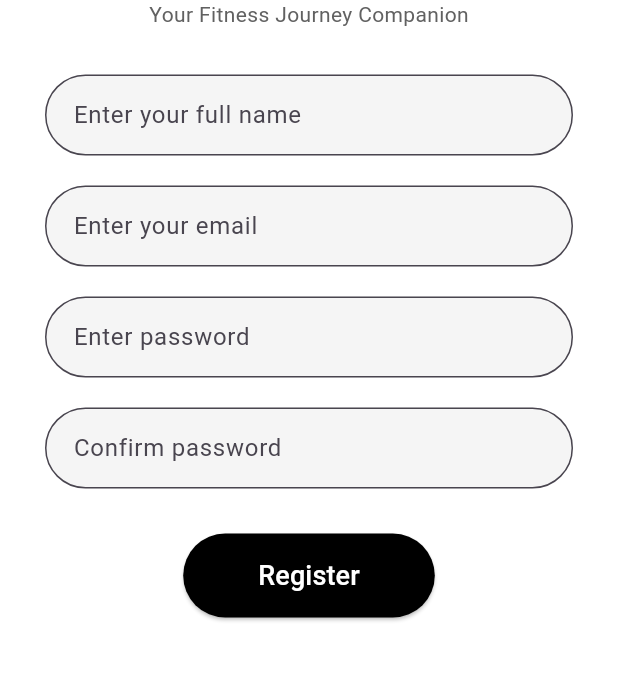
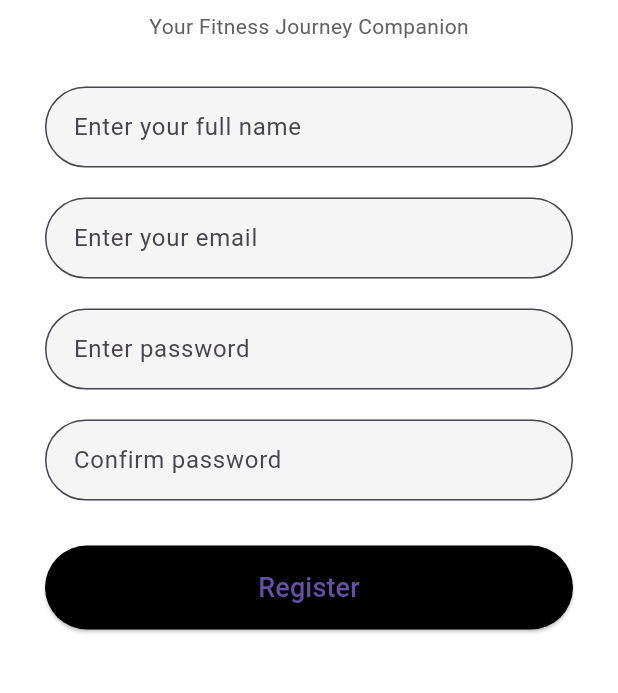
Before and after one commit to abbaskizil/CS310-Project, a Flutter app: the screen it shows after launch, after a tap on "Sign In", after a tap on "Register", on a phone screen of 412 x 824 dp, the part 191-884 px from its top. Run offline on Flutter 3.47's test engine with Material 3 defaults, Android fonts, the phone set to English and light mode, and no system bars; our stand-ins replace table_calendar; network calls fail.

```diff
--- a/lib/main.dart
+++ b/lib/main.dart
@@ -1,3 +1,4 @@
+import 'package:athletech/screens/calorie_tracker.dart';
 import 'package:flutter/material.dart';
 import 'screens/SplashScreen.dart';
 
--- a/lib/screens/register_page.dart
+++ b/lib/screens/register_page.dart
@@ -1,135 +1,213 @@
 import 'package:flutter/material.dart';
 import 'sign_in_page.dart';
 
-void main() {
-  runApp(MaterialApp(
-    home: RegisterPage(),
-  ));
+class RegisterPage extends StatefulWidget {
+  const RegisterPage({super.key});
+
+  @override
+  _RegisterPageState createState() => _RegisterPageState();
 }
 
-class RegisterPage extends StatelessWidget {
-  const RegisterPage({super.key});
+class _RegisterPageState extends State<RegisterPage> {
+  final _formKey = GlobalKey<FormState>();
+
+  final TextEditingController _nameController = TextEditingController();
+  final TextEditingController _emailController = TextEditingController();
+  final TextEditingController _passwordController = TextEditingController();
+  final TextEditingController _confirmController = TextEditingController();
+
+  bool _isLoading = false;
+
+  void _register() async {
+    if (_formKey.currentState!.validate()) {
+      setState(() => _isLoading = true);
+      // Simulate network request
+      await Future.delayed(const Duration(seconds: 2));
+      setState(() => _isLoading = false);
+      // Navigate to Sign In page after registration
+      Navigator.pushReplacement(
+        context,
+        MaterialPageRoute(builder: (_) => const SignInPage()),
+      );
+    } else {
+      // Show alert if form invalid
+      showDialog(
+        context: context,
+        builder: (context) => AlertDialog(
+          title: const Text('Invalid Form'),
+          content: const Text('Please correct the errors before proceeding.'),
+          actions: [
+            TextButton(
+              onPressed: () => Navigator.of(context).pop(),
+              child: const Text('OK'),
+            ),
+          ],
+        ),
+      );
+    }
+  }
+
+  @override
+  void dispose() {
+    _nameController.dispose();
+    _emailController.dispose();
+    _passwordController.dispose();
+    _confirmController.dispose();
+    super.dispose();
+  }
 
   @override
   Widget build(BuildContext context) {
     return Scaffold(
-      backgroundColor: Colors.white, // Arka plan beyaz
+      backgroundColor: Colors.white,
       appBar: AppBar(
         backgroundColor: Colors.white,
-        title: Text(
+        title: const Text(
           'Register',
-          style: TextStyle(
-            color: Colors.black,
-            letterSpacing: 2.0,
-            fontWeight: FontWeight.bold,
+          style: TextStyle(color: Colors.black, letterSpacing: 2.0, fontWeight: FontWeight.bold),
         ),
-        ),
-        iconTheme: IconThemeData(color: Colors.black),
+        iconTheme: const IconThemeData(color: Colors.black),
         centerTitle: true,
         elevation: 0,
       ),
-      body: Padding(
-        padding: EdgeInsets.fromLTRB(30, 40, 30, 0),
+      body: SingleChildScrollView(
+        padding: const EdgeInsets.fromLTRB(30, 40, 30, 0),
+        child: Form(
+          key: _formKey,
           child: Column(
             crossAxisAlignment: CrossAxisAlignment.start,
             children: [
-            Center(
+              const Center(
                 child: Text(
                   'Welcome to AthleTech!',
-                style: TextStyle(
-                  fontSize: 22,
-                  fontWeight: FontWeight.bold,
-                  color: Colors.black,
+                  style: TextStyle(fontSize: 22, fontWeight: FontWeight.bold, color: Colors.black),
                 ),
               ),
-            ),
+              const SizedBox(height: 8),
               Center(
                 child: Text(
                   'Your Fitness Journey Companion',
                   style: TextStyle(fontSize: 14, color: Colors.grey[700]),
                 ),
               ),
-            SizedBox(height: 30),
-            TextField(
+              const SizedBox(height: 30),
+
+              // Full Name
+              TextFormField(
+                controller: _nameController,
                 decoration: InputDecoration(
                   hintText: 'Enter your full name',
                   filled: true,
                   fillColor: Colors.grey[100],
-                contentPadding: EdgeInsets.all(15),
+                  contentPadding: const EdgeInsets.all(15),
                   border: OutlineInputBorder(
                     borderRadius: BorderRadius.circular(30),
                   ),
                 ),
+                validator: (value) =>
+                    (value == null || value.trim().isEmpty) ? 'Please enter your full name' : null,
               ),
-            SizedBox(height: 20),
-            TextField(
+              const SizedBox(height: 20),
+
+              // Email
+              TextFormField(
+                controller: _emailController,
+                keyboardType: TextInputType.emailAddress,
                 decoration: InputDecoration(
                   hintText: 'Enter your email',
                   filled: true,
                   fillColor: Colors.grey[100],
-                contentPadding: EdgeInsets.all(15),
+                  contentPadding: const EdgeInsets.all(15),
                   border: OutlineInputBorder(
                     borderRadius: BorderRadius.circular(30),
                   ),
                 ),
+                validator: (value) {
+                  if (value == null || value.isEmpty) {
+                    return 'Please enter your email';
+                  }
+                  final emailRegex = RegExp(r'^[^@]+@[^@]+\.[^@]+');
+                  if (!emailRegex.hasMatch(value)) {
+                    return 'Please enter a valid email address';
+                  }
+                  return null;
+                },
               ),
-            SizedBox(height: 20),
-            TextField(
+              const SizedBox(height: 20),
+
+              // Password
+              TextFormField(
+                controller: _passwordController,
                 obscureText: true,
                 decoration: InputDecoration(
                   hintText: 'Enter password',
                   filled: true,
                   fillColor: Colors.grey[100],
-                contentPadding: EdgeInsets.all(15),
+                  contentPadding: const EdgeInsets.all(15),
                   border: OutlineInputBorder(
                     borderRadius: BorderRadius.circular(30),
                   ),
                 ),
+                validator: (value) {
+                  if (value == null || value.isEmpty) {
+                    return 'Please enter a password';
+                  }
+                  if (value.length < 6) {
+                    return 'Password must be at least 6 characters';
+                  }
+                  return null;
+                },
               ),
-            SizedBox(height: 20),
-            TextField(
+              const SizedBox(height: 20),
+
+              // Confirm Password
+              TextFormField(
+                controller: _confirmController,
                 obscureText: true,
                 decoration: InputDecoration(
                   hintText: 'Confirm password',
                   filled: true,
                   fillColor: Colors.grey[100],
-                contentPadding: EdgeInsets.all(15),
+                  contentPadding: const EdgeInsets.all(15),
                   border: OutlineInputBorder(
                     borderRadius: BorderRadius.circular(30),
                   ),
                 ),
+                validator: (value) {
+                  if (value == null || value.isEmpty) {
+                    return 'Please confirm your password';
+                  }
+                  if (value != _passwordController.text) {
+                    return 'Passwords do not match';
+                  }
+                  return null;
+                },
               ),
-            SizedBox(height: 30),
+              const SizedBox(height: 30),
+
+              // Register Button
               Center(
+                child: SizedBox(
+                  width: double.infinity,
                   child: ElevatedButton(
-                onPressed: () {
-
-                  Navigator.pushReplacement(
-                    context,
-                    MaterialPageRoute(
-                      builder: (context) => const SignInPage(),
-                    ),
-                  );
-                },
+                    onPressed: _isLoading ? null : _register,
                     style: ElevatedButton.styleFrom(
                       backgroundColor: Colors.black,
-                  padding: EdgeInsets.symmetric(horizontal: 50, vertical: 15),
+                      padding: const EdgeInsets.symmetric(horizontal: 50, vertical: 15),
                       shape: RoundedRectangleBorder(
                         borderRadius: BorderRadius.circular(30),
                       ),
                     ),
-                child: Text(
-                  'Register',
-                  style: TextStyle(
-                    color: Colors.white,
-                    fontSize: 18,
-                  ),
+                    child: _isLoading
+                        ? const CircularProgressIndicator(color: Colors.white)
+                        : const Text('Register', style: TextStyle(fontSize: 18)),
                   ),
                 ),
               ),
             ],
           ),
         ),
+      ),
     );
   }
 }
--- a/lib/screens/sign_in_page.dart
+++ b/lib/screens/sign_in_page.dart
@@ -1,7 +1,6 @@
 import 'register_page.dart';
 import 'package:flutter/material.dart';
 import 'bottom_navigator.dart';
-
 
 class SignInPage extends StatefulWidget {
   const SignInPage({super.key});
@@ -25,22 +24,36 @@ class _SignInPageState extends State<SignInPage> {
         _isLoading = true;
       });
 
-      // TODO: for phase2
-      // since we don't have a database now, delay only
+      // TODO: Integrate with backend when available
       await Future.delayed(const Duration(seconds: 2));
 
       setState(() {
         _isLoading = false;
       });
 
-      // TODO:: Navigate to home/profile page after successful login
-
-
-
+      // Navigate to home/profile page after successful login
       Navigator.pushReplacement(
         context,
-        // sends user to home page with bottom navigation bar
-        MaterialPageRoute(builder: (context) => BottomNavigator())
+        MaterialPageRoute(
+          builder: (context) => BottomNavigator(),
+        ),
+      );
+    } else {
+      // Show alert dialog if the form is invalid
+      showDialog(
+        context: context,
+        builder: (context) {
+          return AlertDialog(
+            title: const Text('Invalid Form'),
+            content: const Text('Please correct the errors in the form before submitting.'),
+            actions: [
+              TextButton(
+                onPressed: () => Navigator.of(context).pop(),
+                child: const Text('OK'),
+              ),
+            ],
+          );
+        },
       );
     }
   }
@@ -55,8 +68,10 @@ class _SignInPageState extends State<SignInPage> {
   @override
   Widget build(BuildContext context) {
     return Scaffold(
-      // You can style the AppBar or remove it entirely
-      appBar: AppBar(title: const Text('Welcome Back!'), centerTitle: true),
+      appBar: AppBar(
+        title: const Text('Welcome Back!'),
+        centerTitle: true,
+      ),
       body: SingleChildScrollView(
         padding: const EdgeInsets.symmetric(horizontal: 24.0, vertical: 16.0),
         child: Form(
@@ -76,7 +91,11 @@ class _SignInPageState extends State<SignInPage> {
                   if (value == null || value.isEmpty) {
                     return 'Please enter your email';
                   }
-                  // TODO:: add proper validation for future reference
+                  // Basic email pattern validation
+                  final emailRegex = RegExp(r'^[^@]+@[^@]+\.[^@]+');
+                  if (!emailRegex.hasMatch(value)) {
+                    return 'Please enter a valid email address';
+                  }
                   return null;
                 },
               ),
@@ -95,12 +114,15 @@ class _SignInPageState extends State<SignInPage> {
                   if (value == null || value.isEmpty) {
                     return 'Please enter your password';
                   }
+                  if (value.length < 6) {
+                    return 'Password must be at least 6 characters';
+                  }
                   return null;
                 },
               ),
               const SizedBox(height: 8),
 
-              // Forgot Password does nothing at the moment
+              // Forgot Password button
               Align(
                 alignment: Alignment.centerRight,
                 child: TextButton(
@@ -108,9 +130,9 @@ class _SignInPageState extends State<SignInPage> {
                     showDialog(
                       context: context,
                       builder: (context) {
-                          return AlertDialog(
-                            title: Center(child: Text("dummy button")),
-                            actions: [],
+                        return const AlertDialog(
+                          title: Center(child: Text("Forgot Password")),
+                          content: Text('This feature is coming soon.'),
                         );
                       },
                     );
@@ -125,8 +147,7 @@ class _SignInPageState extends State<SignInPage> {
                 width: double.infinity,
                 child: ElevatedButton(
                   onPressed: _isLoading ? null : _signIn,
-                  child:
-                      _isLoading
+                  child: _isLoading
                       ? const CircularProgressIndicator(color: Colors.white)
                       : const Text('Sign In'),
                 ),
@@ -134,7 +155,6 @@ class _SignInPageState extends State<SignInPage> {
               const SizedBox(height: 16),
 
               // Terms of Service & Privacy Policy
-
               Row(
                 mainAxisAlignment: MainAxisAlignment.center,
                 children: [
@@ -144,7 +164,7 @@ class _SignInPageState extends State<SignInPage> {
                         context: context,
                         builder: (context) {
                           return const AlertDialog(
-                            title: Center(child: Text("terms of service")),
+                            title: Center(child: Text("Terms of Service")),
                           );
                         },
                       );
@@ -158,7 +178,7 @@ class _SignInPageState extends State<SignInPage> {
                         context: context,
                         builder: (context) {
                           return const AlertDialog(
-                            title: Center(child: Text("privacy policy")),
+                            title: Center(child: Text("Privacy Policy")),
                           );
                         },
                       );
@@ -170,7 +190,7 @@ class _SignInPageState extends State<SignInPage> {
 
               const SizedBox(height: 10),
 
-
+              // Register Link
               Row(
                 mainAxisAlignment: MainAxisAlignment.center,
                 children: [
```
Also changed, not shown: lib/screens/bottom_navigator.dart (+6 -3 lines), lib/screens/calendar_day.dart (+0 -15 lines), lib/screens/calorie_tracker.dart (added, +111 -0 lines), lib/screens/home_page.dart (+5 -3 lines), lib/screens/profile_page.dart (+67 -27 lines). Lines whose indentation alone changed are shown as unchanged.
